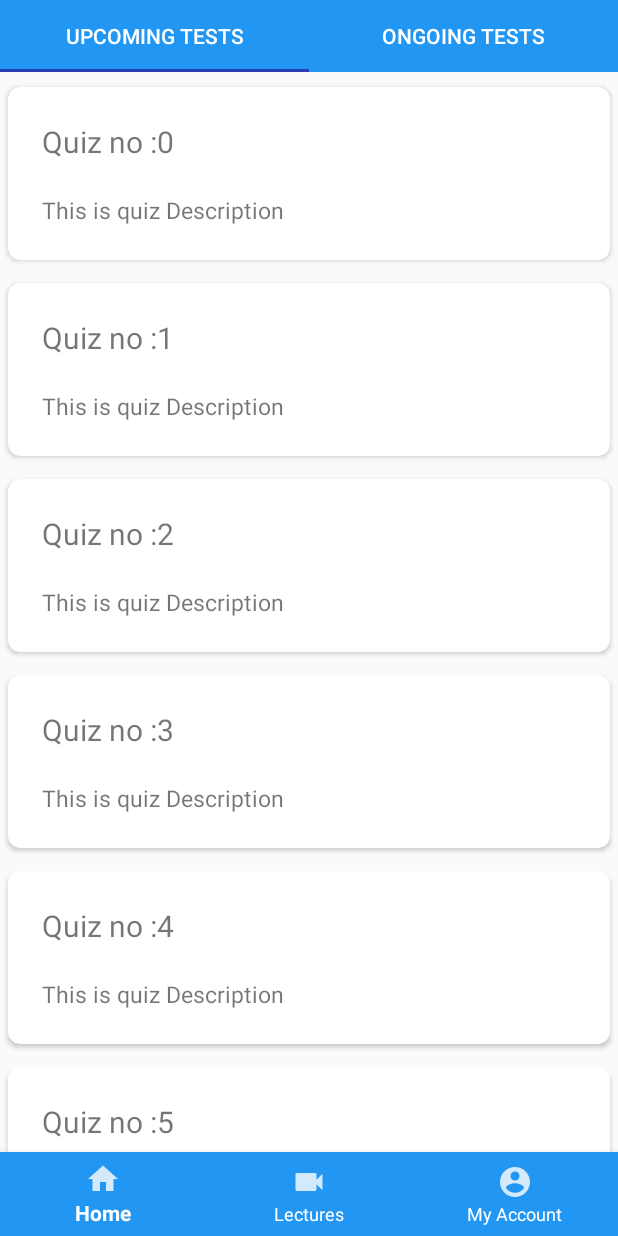
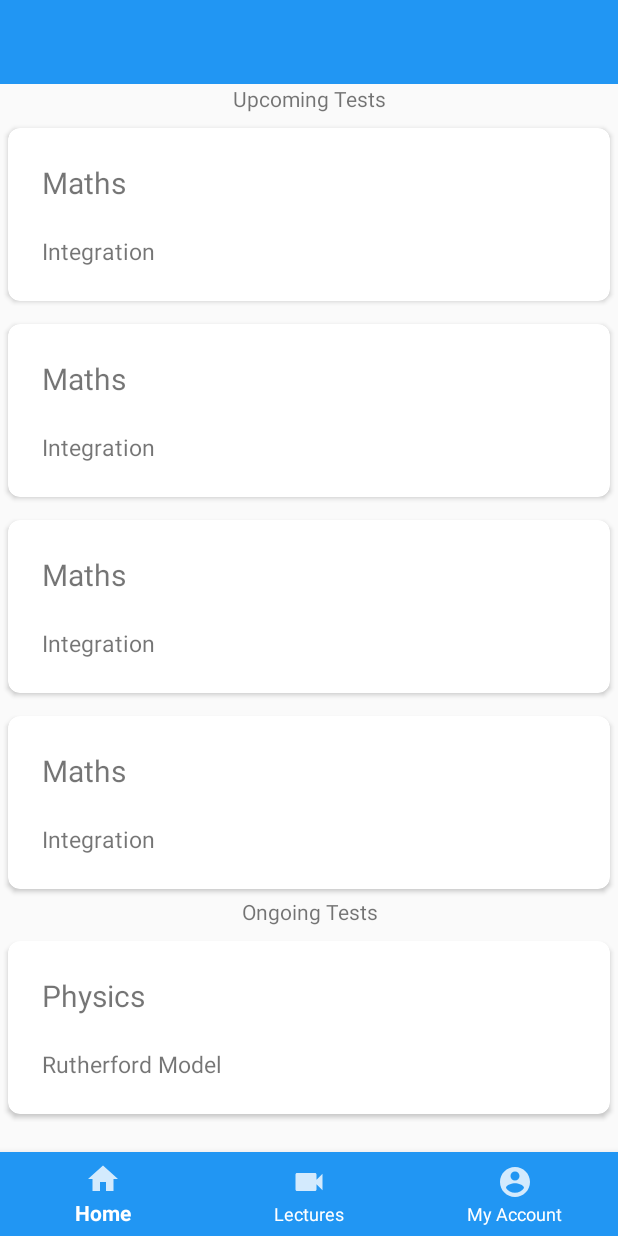
Before and after one commit to viveks77/PocketTest-Client, an Android app: the HomeFragment screen opened directly, with no data from a screen before it, on a phone screen of 412 x 824 dp. Run offline under Robolectric (Android 15) with nearby library versions, the phone set to English and light mode, and no system bars; our stand-ins replace Volley; Roboto replaces fonts that are not available here.

Commit message:
Upcoming Ongoin tests in home fragment with recycler view

```diff
--- a/app/src/main/java/com/example/pockettest/Activites/MainActivity.java
+++ b/app/src/main/java/com/example/pockettest/Activites/MainActivity.java
@@ -29,7 +29,8 @@ public class MainActivity extends AppCompatActivity implements NavigationView.On
     private HomeFragment homeFragment;
     private LecturesFragment lecturesFragment;
     private AccountFragment accountFragment;
-    private BottomNavigationView bottomNavigationView;private ArrayList<Quiz> catlist;
+    private BottomNavigationView bottomNavigationView;
+    private ArrayList<Quiz> catlist;
 
     private BottomNavigationView.OnNavigationItemSelectedListener onNavigationItemSelectedListener =new BottomNavigationView.OnNavigationItemSelectedListener() {
         @Override
--- /dev/null
+++ b/app/src/main/java/com/example/pockettest/Adapters/OnListAdapter.java
@@ -0,0 +1,62 @@
+package com.example.pockettest.Adapters;
+
+import android.view.LayoutInflater;
+import android.view.View;
+import android.view.ViewGroup;
+import android.widget.TextView;
+
+import androidx.annotation.NonNull;
+import androidx.recyclerview.widget.RecyclerView;
+
+import com.example.pockettest.Model.Quiz;
+import com.example.pockettest.Model.User;
+import com.example.pockettest.R;
+
+import java.util.ArrayList;
+
+public class OnListAdapter extends RecyclerView.Adapter<OnListAdapter.OnViewHolder> {
+    private ArrayList<Quiz> quiz_list;
+
+    public OnListAdapter(ArrayList<Quiz> quiz_list) {
+        this.quiz_list=quiz_list;
+    }
+
+    @NonNull
+    @Override
+    public OnListAdapter.OnViewHolder onCreateViewHolder(@NonNull ViewGroup parent, int viewType) {
+        View itemView = LayoutInflater.from(parent.getContext()).inflate(R.layout.quiz_list, parent, false);
+        return new OnViewHolder(itemView);
+    }
+
+    @Override
+    public void onBindViewHolder(@NonNull OnListAdapter.OnViewHolder holder, int position) {
+       String quiz_title=quiz_list.get(position).getTitle();
+       holder.title.setText(quiz_title);
+        String quiz_description=quiz_list.get(position).getDescription();
+        holder.desc.setText(quiz_description);
+
+    }
+
+    @Override
+    public int getItemCount() {
+        return quiz_list.size();
+    }
+    public class OnViewHolder extends RecyclerView.ViewHolder implements View.OnClickListener{
+        private TextView title;
+        private TextView desc;
+        public OnViewHolder(@NonNull View itemView) {
+            super(itemView);
+            title=itemView.findViewById(R.id.quizTitle);
+            desc=itemView.findViewById(R.id.quizDescription);
+            itemView.setOnClickListener((View.OnClickListener) this);
+        }
+
+
+        @Override
+        public void onClick(View v) {
+
+        }
+    }
+
+
+}
--- a/app/src/main/java/com/example/pockettest/Adapters/UpListAdapter.java
+++ b/app/src/main/java/com/example/pockettest/Adapters/UpListAdapter.java
@@ -1,40 +1,53 @@
 package com.example.pockettest.Adapters;
 
+import android.view.LayoutInflater;
 import android.view.View;
 import android.view.ViewGroup;
+import android.widget.TextView;
 
 import androidx.annotation.NonNull;
 import androidx.recyclerview.widget.RecyclerView;
 
 import com.example.pockettest.Model.Quiz;
+import com.example.pockettest.R;
 
+import java.util.ArrayList;
 import java.util.List;
 
 public class UpListAdapter extends RecyclerView.Adapter<UpListAdapter.UpViewHolder> {
-    private List<Quiz> quizList;
-    public UpListAdapter(List<Quiz> quizList) {
-        this.quizList=quizList;
+    private ArrayList<Quiz> upquizList;
+    public UpListAdapter(ArrayList<Quiz> upquizList)
+    {
+        this.upquizList=upquizList;
     }
 
     @NonNull
     @Override
     public UpListAdapter.UpViewHolder onCreateViewHolder(@NonNull ViewGroup parent, int viewType) {
-        return null;
+        View itemView = LayoutInflater.from(parent.getContext()).inflate(R.layout.quiz_list, parent, false);
+        return new UpViewHolder(itemView);
     }
 
     @Override
     public void onBindViewHolder(@NonNull UpListAdapter.UpViewHolder holder, int position) {
-
+     String upquiz_title=upquizList.get(position).getTitle();
+     holder.uptitle.setText(upquiz_title);
+     String upquiz_description=upquizList.get(position).getDescription();
+     holder.updescription.setText(upquiz_description);
     }
 
     @Override
-    public int getItemCount() {
-        return 0;
+    public int getItemCount()
+    {
+        return upquizList.size();
     }
     public class UpViewHolder extends RecyclerView.ViewHolder{
-
+        private TextView uptitle;
+        private TextView updescription;
         public UpViewHolder(@NonNull View itemView) {
             super(itemView);
+            uptitle=itemView.findViewById(R.id.quizTitle);
+            updescription=itemView.findViewById(R.id.quizDescription);
 
         }
     }
--- a/app/src/main/java/com/example/pockettest/Fragments/HomeFragment.java
+++ b/app/src/main/java/com/example/pockettest/Fragments/HomeFragment.java
@@ -1,5 +1,7 @@
 package com.example.pockettest.Fragments;
 
+import android.content.Context;
+import android.content.Intent;
 import android.os.Bundle;
 
 import androidx.annotation.NonNull;
@@ -11,6 +13,10 @@ import androidx.recyclerview.widget.RecyclerView;
 import android.view.LayoutInflater;
 import android.view.View;
 import android.view.ViewGroup;
+
+
+import com.example.pockettest.Adapters.OnListAdapter;
+import com.example.pockettest.Adapters.UpListAdapter;
 import com.example.pockettest.Model.Quiz;
 import com.example.pockettest.R;
 import com.example.pockettest.Adapters.QuizRecyclerViewAdapter;
@@ -19,10 +25,15 @@ import java.util.ArrayList;
 import java.util.List;
 
 public class HomeFragment extends Fragment {
-    private List<Quiz> quizList;
-    private RecyclerView recyclerView;
+    private ArrayList<Quiz> upquizList;
+    private RecyclerView ongoing_rv;
+    private RecyclerView upcoming_rv;
     private QuizRecyclerViewAdapter quizRecyclerViewAdapter;
+    private ArrayList<Quiz> quiz_list;
 
+    Context thiscontext;
+
+    LinearLayoutManager layoutManagerGroup;
     public HomeFragment() {
 
     }
@@ -30,31 +41,39 @@ public class HomeFragment extends Fragment {
     @Override
     public View onCreateView(LayoutInflater inflater, ViewGroup container, Bundle savedInstanceState) {
         return inflater.inflate(R.layout.fragment_home, container, false);
+
     }
 
     @Override
     public void onViewCreated(@NonNull View view, @Nullable Bundle savedInstanceState) {
         super.onViewCreated(view, savedInstanceState);
+        thiscontext=view.getContext();
+        ongoing_rv=view.findViewById(R.id.ongoing_rv);
+        quiz_list=new ArrayList<>();
 
-        recyclerView = view.findViewById(R.id.recycler_view);
-        recyclerView.setHasFixedSize(true);
-        recyclerView.setLayoutManager(new LinearLayoutManager(view.getContext()));
+        quiz_list.add(new Quiz("Physics","Rutherford Model"));
+        OnListAdapter adapter=new OnListAdapter(quiz_list);
 
-        quizList = new ArrayList<>();
-        quizList = setCatInfo();
 
-        quizRecyclerViewAdapter = new QuizRecyclerViewAdapter(quizList);
-        recyclerView.setAdapter(quizRecyclerViewAdapter);
+        //Upcoming Tests
+        RecyclerView.LayoutManager layoutManager=new LinearLayoutManager(getContext());
+        ongoing_rv.setLayoutManager(layoutManager);
+        ongoing_rv.setAdapter(adapter);
+
+        upquizList=new ArrayList<>();
+        upcoming_rv=view.findViewById(R.id.upcoming_rv);
+        upquizList.add(new Quiz("Maths","Integration"));
+        upquizList.add(new Quiz("Maths","Integration"));
+        upquizList.add(new Quiz("Maths","Integration"));
+        upquizList.add(new Quiz("Maths","Integration"));
+        UpListAdapter upListAdapter=new UpListAdapter(upquizList);
+        RecyclerView.LayoutManager uplayoutManager=new LinearLayoutManager(getContext());
+        upcoming_rv.setLayoutManager(uplayoutManager);
+        upcoming_rv.setAdapter(upListAdapter);
+
+
+
+
     }
 
-    private List<Quiz> setCatInfo() {
-        quizList.clear();
-        for(int i = 0; i < 10; i++){
-            Quiz quiz = new Quiz();
-            quiz.setTitle("Quiz no :" + i);
-            quiz.setDescription("This is quiz Description");
-            quizList.add(quiz);
-        }
-        return quizList;
-    }
 }
--- a/app/src/main/java/com/example/pockettest/Fragments/UpcomingTFragment.java
+++ b/app/src/main/java/com/example/pockettest/Fragments/UpcomingTFragment.java
@@ -45,21 +45,7 @@ public class UpcomingTFragment extends Fragment {
         recyclerView.setHasFixedSize(true);
         recyclerView.setLayoutManager(new LinearLayoutManager(view.getContext()));
 
-        quizList = new ArrayList<>();
-        quizList = setCatInfo();
 
-        upListAdapter = new UpListAdapter(quizList);
-        recyclerView.setAdapter(upListAdapter);
     }
 
-    private List<Quiz> setCatInfo() {
-        quizList.clear();
-        for(int i = 1; i < 11; i++){
-            Quiz quiz = new Quiz();
-            quiz.setTitle("Quiz no :" + i);
-            quiz.setDescription("This is quiz Description");
-            quizList.add(quiz);
-        }
-        return quizList;
     }
-}
--- a/app/src/main/java/com/example/pockettest/Model/Quiz.java
+++ b/app/src/main/java/com/example/pockettest/Model/Quiz.java
@@ -4,7 +4,9 @@ public class Quiz {
     private String title;
     private String description;
 
-    public Quiz() {
+    public Quiz(String title,String description) {
+        this.title=title;
+        this.description=description;
     }
 
     public String getTitle() {
--- a/app/src/main/res/layout/fragment_home.xml
+++ b/app/src/main/res/layout/fragment_home.xml
@@ -1,52 +1,50 @@
 <?xml version="1.0" encoding="utf-8"?>
-<RelativeLayout xmlns:android="http://schemas.android.com/apk/res/android"
+<ScrollView xmlns:android="http://schemas.android.com/apk/res/android"
     xmlns:tools="http://schemas.android.com/tools"
     android:layout_width="match_parent"
     android:layout_height="match_parent"
     xmlns:app="http://schemas.android.com/apk/res-auto"
     android:orientation="vertical"
     tools:context=".Activites.MainActivity">
-
+<LinearLayout
+    android:layout_width="match_parent"
+    android:layout_height="match_parent"
+    android:orientation="vertical">
     <androidx.appcompat.widget.Toolbar
         android:id="@+id/toolB"
         android:layout_width="match_parent"
+        android:background="@color/colorPrimary"
         android:layout_height="?android:attr/actionBarSize"
-        android:layout_above="@id/tabL"
         android:layout_alignParentTop="true"
         android:layout_marginTop="0dp"
         />
+     <TextView
+         android:layout_width="match_parent"
+         android:layout_height="wrap_content"
+         android:text="Upcoming Tests"
+         android:gravity="center"
+         >
+     </TextView>
+    <androidx.recyclerview.widget.RecyclerView
+        android:id="@+id/upcoming_rv"
+        android:layout_width="match_parent"
+        android:layout_height="wrap_content">
+    </androidx.recyclerview.widget.RecyclerView>
+    <TextView
+        android:layout_width="match_parent"
 
-    <com.google.android.material.tabs.TabLayout
-        android:id="@+id/tabL"
+        android:layout_height="wrap_content"
+        android:text="Ongoing Tests"
+        android:gravity="center"
+        >
+    </TextView>
+    <androidx.recyclerview.widget.RecyclerView
+        android:id="@+id/ongoing_rv"
         android:layout_width="match_parent"
-        android:layout_height="wrap_content"
-
-        android:background="@color/colorPrimary"
-        app:tabTextColor="#FFFFFF">
-
-        <com.google.android.material.tabs.TabItem
-            android:id="@+id/upcoming"
-            android:layout_width="wrap_content"
-            android:layout_height="wrap_content"
-            android:text="Upcoming Tests">
-
-        </com.google.android.material.tabs.TabItem>
-
-        <com.google.android.material.tabs.TabItem
-            android:id="@+id/ongoing"
-            android:layout_width="wrap_content"
-            android:layout_height="wrap_content"
-            android:text="Ongoing Tests">
-
-        </com.google.android.material.tabs.TabItem>
-
-    </com.google.android.material.tabs.TabLayout>
-    <androidx.recyclerview.widget.RecyclerView
-        android:id="@+id/recycler_view"
-        android:layout_width="match_parent"
-        android:layout_height="match_parent"
-        android:layout_below="@+id/tabL"
-        />
+        android:layout_height="wrap_content">
+    </androidx.recyclerview.widget.RecyclerView>
 
 
-</RelativeLayout>
+</LinearLayout>
+
+</ScrollView>
```
